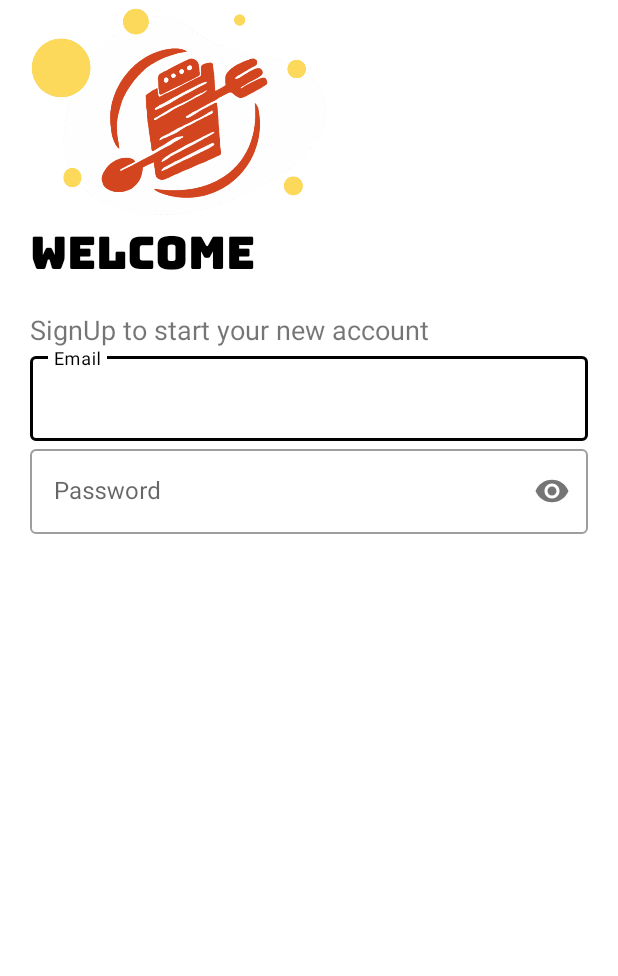
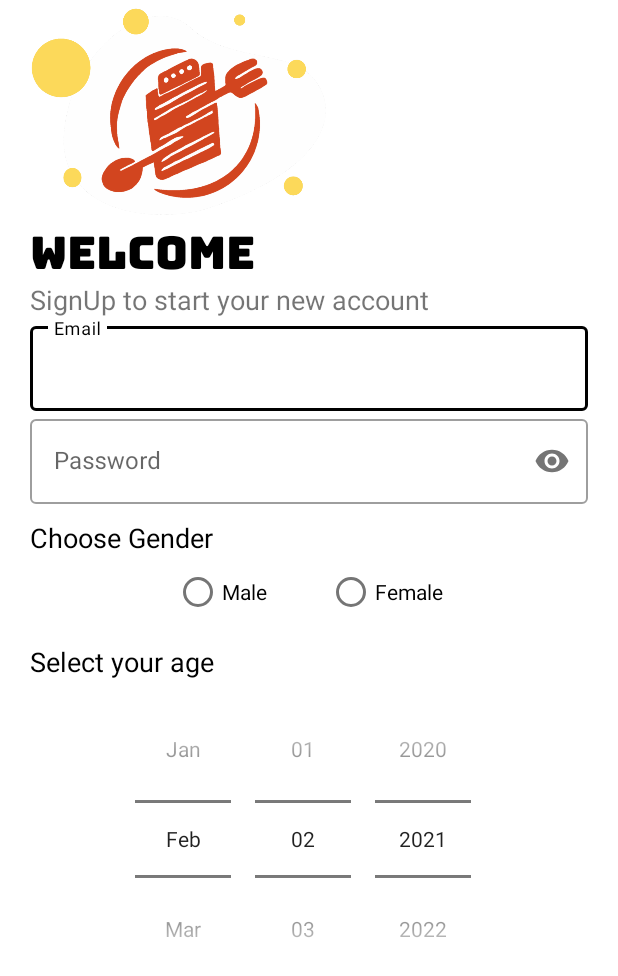
Before and after one commit to zacaugustzac/AutoCalorieTracker, an Android app: the SignUpActivity screen opened directly, with no data from a screen before it, on a phone screen of 412 x 824 dp. Shown: the top 976 px of the screen. Run offline under Robolectric (Android 15) with nearby library versions, the light colour scheme and no system bars; Roboto replaces fonts that are not available here.

Commit message:
Update SignUp

```diff
--- a/app/src/main/res/layout/activity_sign_up.xml
+++ b/app/src/main/res/layout/activity_sign_up.xml
@@ -27,7 +27,8 @@
         android:layout_width="wrap_content"
         android:layout_height="wrap_content"
         android:text="SignUp to start your new account"
-        android:textSize="18sp" />
+        android:textSize="18sp"
+        android:layout_marginTop="-20dp"/>
 
     <LinearLayout
         android:layout_width="match_parent"
@@ -63,6 +64,50 @@
 
         </com.google.android.material.textfield.TextInputLayout>
 
+
+        <TextView
+            android:layout_width="wrap_content"
+            android:layout_height="wrap_content"
+            android:text="Choose Gender"
+            android:textSize="18sp"
+            android:textColor="@color/black"
+            android:layout_marginTop="10dp"/>
+
+        <RadioGroup
+            android:layout_width="wrap_content"
+            android:layout_height="match_parent"
+            android:orientation="horizontal"
+            android:layout_gravity="center">
+
+            <RadioButton
+                android:id="@+id/radioButton"
+                android:layout_width="wrap_content"
+                android:layout_height="wrap_content"
+                android:text="Male"
+                android:layout_marginRight="20dp"/>
+
+            <RadioButton
+                android:id="@+id/radioButton2"
+                android:layout_width="wrap_content"
+                android:layout_height="wrap_content"
+                android:text="Female"
+                android:layout_marginLeft="20dp"/>
+        </RadioGroup>
+
+        <TextView
+            android:layout_width="wrap_content"
+            android:layout_height="wrap_content"
+            android:text="Select your age"
+            android:textSize="18sp"
+            android:textColor="@color/black"
+            android:layout_marginTop="10dp"/>
+        <DatePicker
+            android:layout_width="match_parent"
+            android:layout_height="wrap_content"
+            android:datePickerMode="spinner"
+            android:calendarViewShown="false"
+            android:spinnersShown="true"/>
+
     </LinearLayout>
 
 </LinearLayout>
```
